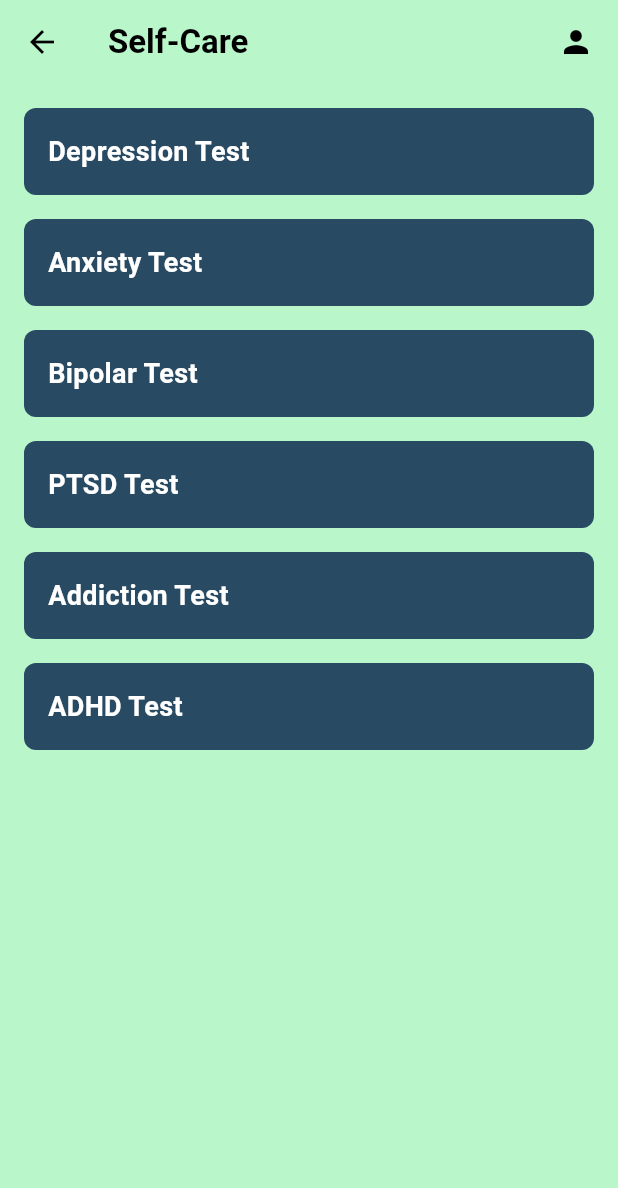
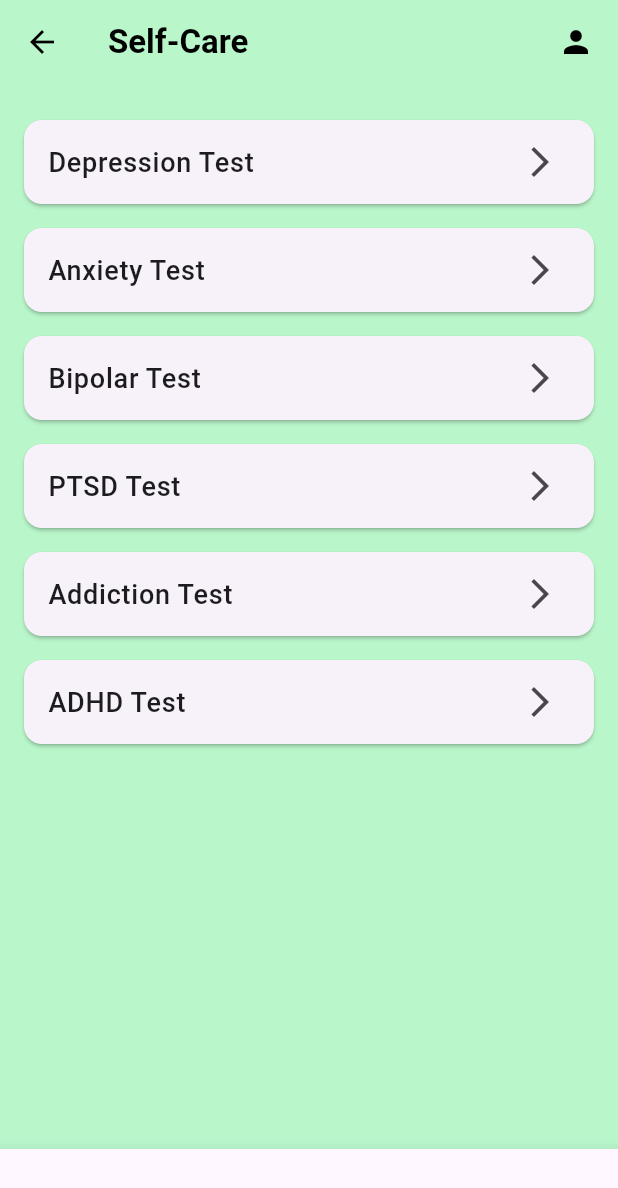
Before and after one commit to Juv-andrew/groupie, a Flutter app: the SelfCarePage screen opened directly, on a phone screen of 412 x 824 dp. Shown: the top 1188 px of the screen. Run offline on Flutter 3.47's test engine with Material 3 defaults, Android fonts, the light colour scheme and no system bars; our stand-ins replace share_plus, shared_preferences, smooth_page_indicator; accounts and stored records are empty; network calls fail.

Commit message:
melakukan penyesuaian pada tampilan dan fitur navigas pada halaman
menambahkan tombol button d bagian bawah halaman yang sebelumnya belum ditambahkan dan penyesuaian terhadap code code lainnya

```diff
--- a/lib/self_care_page.dart
+++ b/lib/self_care_page.dart
@@ -111,6 +111,10 @@
 // }
 
 import 'package:flutter/material.dart';
+import 'package:project/main_page.dart';
+// import 'package:project/notification.dart';
+import 'package:project/artikel.dart';
+import 'package:project/ProfilPage.dart';
 
 class SelfCarePage extends StatelessWidget {
   const SelfCarePage({super.key});
@@ -140,7 +144,7 @@ class SelfCarePage extends StatelessWidget {
       ),
       body: ListView(
         padding: const EdgeInsets.all(16),
-        children: [
+        children: const [
           MenuItem(title: 'Depression Test'),
           MenuItem(title: 'Anxiety Test'),
           MenuItem(title: 'Bipolar Test'),
@@ -149,45 +153,68 @@ class SelfCarePage extends StatelessWidget {
           MenuItem(title: 'ADHD Test'),
         ],
       ),
+      bottomNavigationBar: BottomNavigationBar(
+        currentIndex: 1, // Sesuaikan indeks dengan halaman ini (1 untuk Self-Care).
+        onTap: (index) {
+          switch (index) {
+            case 0:
+              Navigator.pushReplacement(
+                context,
+                MaterialPageRoute(builder: (context) => const MainMenuPage()),
+              );
+              break;
+            case 1:
+              // Tetap di halaman ini.
+              break;
+            case 2:
+              Navigator.pushReplacement(
+                context,
+                MaterialPageRoute(builder: (context) => const ArticlePage()),
+              );
+              break;
+            case 3:
+              Navigator.pushReplacement(
+                context,
+                MaterialPageRoute(builder: (context) => const ProfilePage()),
+              );
+              break;
+          }
+        },
+        items: const [
+          BottomNavigationBarItem(icon: Icon(Icons.home), label: 'Home'),
+          BottomNavigationBarItem(icon: Icon(Icons.message), label: 'Inbox'),
+          BottomNavigationBarItem(icon: Icon(Icons.article), label: 'Article'),
+          BottomNavigationBarItem(icon: Icon(Icons.person), label: 'Profile'),
+        ],
+      ),
     );
   }
 }
 
 class MenuItem extends StatelessWidget {
   final String title;
-  final String? subtitle;
 
-  const MenuItem({super.key, required this.title, this.subtitle});
+  const MenuItem({super.key, required this.title});
 
   @override
   Widget build(BuildContext context) {
-    return Container(
-      margin: const EdgeInsets.only(bottom: 16),
-      decoration: BoxDecoration(
-        color: const Color(0xFF294A63),
-        borderRadius: BorderRadius.circular(8),
+    return Card(
+      margin: const EdgeInsets.symmetric(vertical: 8),
+      shape: RoundedRectangleBorder(
+        borderRadius: BorderRadius.circular(12),
       ),
-      padding: const EdgeInsets.all(16),
-      child: Column(
-        crossAxisAlignment: CrossAxisAlignment.start,
-        children: [
-          Text(
-            title,
-            style: const TextStyle(
-              color: Colors.white,
-              fontSize: 18,
-              fontWeight: FontWeight.bold,
-            ),
+      child: ListTile(
+        title: Text(
+          title,
+          style: const TextStyle(
+            fontSize: 18,
+            fontWeight: FontWeight.w500,
           ),
-          if (subtitle != null)
-            Text(
-              subtitle!,
-              style: const TextStyle(
-                color: Colors.white70,
-                fontSize: 14,
-              ),
-            ),
-        ],
+        ),
+        trailing: const Icon(Icons.arrow_forward_ios),
+        onTap: () {
+          // Navigasi ke halaman tes tertentu dapat ditambahkan di sini.
+        },
       ),
     );
   }
```
Also changed, not shown: lib/self_awareness_page.dart (+38 -0 lines), lib/self_recovery_page.dart (+43 -0 lines).
